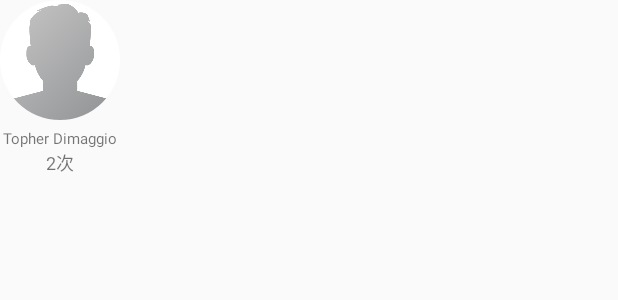
After one commit to JasonKing0329/CoolG-kt, an Android app: the layout adapter_star_relationship.xml on its own in the app's theme, with its tools: preview values and no code run, on a phone screen of 412 x 824 dp. The commit adds this screen. Shown: the top 300 px of the screen. Run offline under Robolectric (Android 15) with nearby library versions, the phone set to English and light mode, and no system bars.

Commit message:
add star page(there is unknown run issue)

```diff
--- a/app/build.gradle
+++ b/app/build.gradle
@@ -55,6 +55,7 @@ dependencies {
     implementation 'com.google.code.gson:gson:2.8.6'
     implementation project(path: ':data-kt')
     implementation 'androidx.preference:preference:1.1.1'
+    implementation 'androidx.palette:palette:1.0.0'
     testImplementation 'junit:junit:4.12'
     androidTestImplementation 'androidx.test.ext:junit:1.1.2'
     androidTestImplementation 'androidx.test.espresso:espresso-core:3.3.0'
--- /dev/null
+++ b/app/src/main/res/layout/adapter_star_relationship.xml
@@ -0,0 +1,45 @@
+<?xml version="1.0" encoding="utf-8"?>
+<layout xmlns:android="http://schemas.android.com/apk/res/android"
+    xmlns:app="http://schemas.android.com/apk/res-auto"
+    xmlns:tools="http://schemas.android.com/tools">
+    <data>
+        <variable
+            name="bean"
+            type="com.king.app.gdb.data.relation.StarRelationship" />
+    </data>
+    <LinearLayout
+        android:id="@+id/group_item"
+        android:layout_width="wrap_content"
+        android:layout_height="wrap_content"
+        android:orientation="vertical">
+
+        <com.king.app.coolg_kt.view.widget.rc.RCImageView
+            android:id="@+id/iv_head"
+            android:layout_width="80dp"
+            android:layout_height="80dp"
+            android:scaleType="centerCrop"
+            android:src="@drawable/def_person_square"
+            app:round_corner="40dp"
+            app:starUrl="@{bean.imagePath}"/>
+
+        <TextView
+            android:id="@+id/tv_name"
+            android:layout_width="80dp"
+            android:layout_height="wrap_content"
+            android:gravity="center"
+            android:textSize="10dp"
+            android:text="@{bean.star.name}"
+            android:layout_marginTop="5dp"
+            android:maxLines="1"
+            android:ellipsize="end"
+            tools:text="Topher Dimaggio"/>
+
+        <TextView
+            android:id="@+id/tv_count"
+            android:layout_width="80dp"
+            android:layout_height="wrap_content"
+            android:gravity="center"
+            android:textSize="12dp"
+            tools:text="2次" />
+    </LinearLayout>
+</layout>
```
Also changed, not shown: app/src/main/res/layout/adapter_studio_tag.xml (added, +18 -0 lines), app/src/main/res/menu/star_phone.xml (added, +16 -0 lines), app/src/main/res/values/colors.xml (+16 -0 lines), app/src/main/res/values/styles.xml (+11 -0 lines), data-kt/src/main/java/com/king/app/gdb/data/dao/FavorDao.kt (+21 -0 lines), data-kt/src/main/java/com/king/app/gdb/data/dao/StarDao.kt (+17 -0 lines), data-kt/src/main/java/com/king/app/gdb/data/dao/TagDao.kt (+9 -0 lines), data-kt/src/main/java/com/king/app/gdb/data/relation/StarWrap.kt (+15 -1 lines), app/src/main/res/drawable/def_person_square.png (added).
